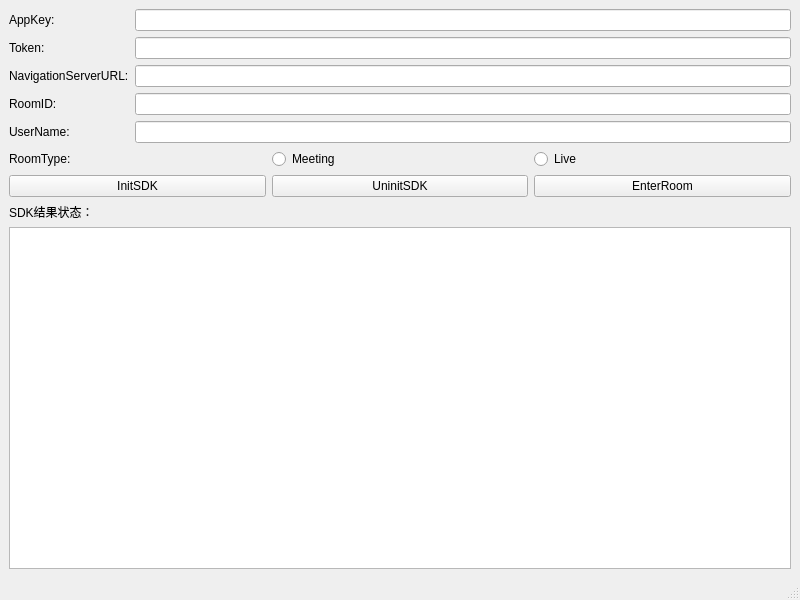
First picture: the form in mainwindow.ui, repository cddypang/RCRtcDemo, before the edit.
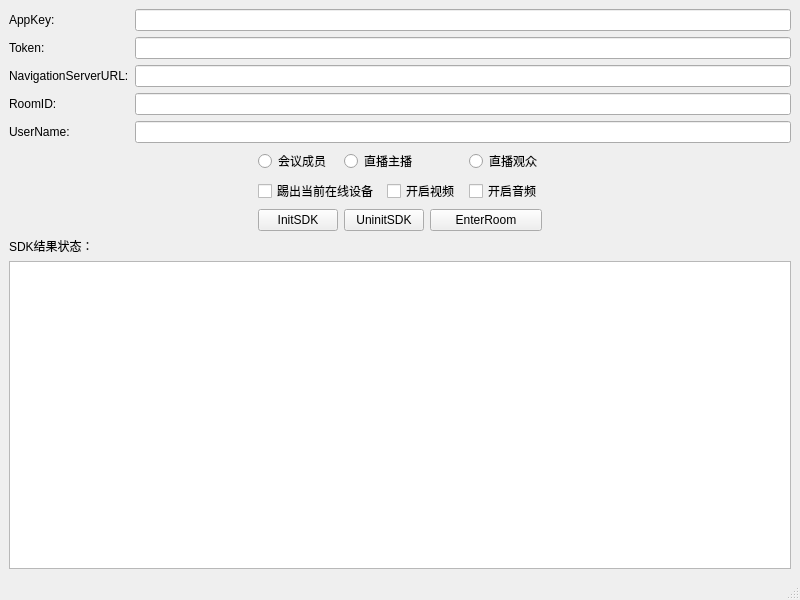
Second picture: the form after the edit.

Commit message: add items on MainWindows; improve EnterRoom function.

```diff
--- a/mainwindow.ui
+++ b/mainwindow.ui
@@ -10,6 +10,12 @@
     <height>600</height>
    </rect>
   </property>
+  <property name="sizePolicy">
+   <sizepolicy hsizetype="Preferred" vsizetype="Fixed">
+    <horstretch>0</horstretch>
+    <verstretch>0</verstretch>
+   </sizepolicy>
+  </property>
   <property name="windowTitle">
    <string>MainWindow</string>
   </property>
@@ -74,47 +80,218 @@
       <item>
        <layout class="QGridLayout" name="gridLayout">
         <item row="0" column="0">
-         <widget class="QLabel" name="label_7">
-          <property name="text">
-           <string>RoomType:</string>
+         <spacer name="horizontalSpacer">
+          <property name="orientation">
+           <enum>Qt::Horizontal</enum>
           </property>
-         </widget>
+          <property name="sizeType">
+           <enum>QSizePolicy::MinimumExpanding</enum>
+          </property>
+          <property name="sizeHint" stdset="0">
+           <size>
+            <width>40</width>
+            <height>20</height>
+           </size>
+          </property>
+         </spacer>
         </item>
         <item row="0" column="1">
-         <widget class="QRadioButton" name="radioButton_Meeting">
+         <widget class="QRadioButton" name="radioButton_MeetingMember">
+          <property name="sizePolicy">
+           <sizepolicy hsizetype="Preferred" vsizetype="Fixed">
+            <horstretch>0</horstretch>
+            <verstretch>0</verstretch>
+           </sizepolicy>
+          </property>
           <property name="text">
-           <string>Meeting</string>
+           <string>会议成员</string>
           </property>
          </widget>
         </item>
-        <item row="0" column="2">
-         <widget class="QRadioButton" name="radioButton_Live">
+        <item row="0" column="2" colspan="2">
+         <widget class="QRadioButton" name="radioButton_LiveBroadCaster">
+          <property name="sizePolicy">
+           <sizepolicy hsizetype="Preferred" vsizetype="Fixed">
+            <horstretch>0</horstretch>
+            <verstretch>0</verstretch>
+           </sizepolicy>
+          </property>
           <property name="text">
-           <string>Live</string>
+           <string>直播主播</string>
           </property>
          </widget>
         </item>
+        <item row="0" column="5">
+         <widget class="QRadioButton" name="radioButton_LiveAudience">
+          <property name="sizePolicy">
+           <sizepolicy hsizetype="Preferred" vsizetype="Fixed">
+            <horstretch>0</horstretch>
+            <verstretch>0</verstretch>
+           </sizepolicy>
+          </property>
+          <property name="text">
+           <string>直播观众</string>
+          </property>
+         </widget>
+        </item>
+        <item row="0" column="6">
+         <spacer name="horizontalSpacer_2">
+          <property name="orientation">
+           <enum>Qt::Horizontal</enum>
+          </property>
+          <property name="sizeType">
+           <enum>QSizePolicy::MinimumExpanding</enum>
+          </property>
+          <property name="sizeHint" stdset="0">
+           <size>
+            <width>40</width>
+            <height>20</height>
+           </size>
+          </property>
+         </spacer>
+        </item>
         <item row="1" column="0">
+         <spacer name="horizontalSpacer_3">
+          <property name="orientation">
+           <enum>Qt::Horizontal</enum>
+          </property>
+          <property name="sizeType">
+           <enum>QSizePolicy::MinimumExpanding</enum>
+          </property>
+          <property name="sizeHint" stdset="0">
+           <size>
+            <width>40</width>
+            <height>20</height>
+           </size>
+          </property>
+         </spacer>
+        </item>
+        <item row="1" column="1" colspan="2">
+         <widget class="QCheckBox" name="checkBox_kickOthers">
+          <property name="sizePolicy">
+           <sizepolicy hsizetype="Preferred" vsizetype="Fixed">
+            <horstretch>0</horstretch>
+            <verstretch>0</verstretch>
+           </sizepolicy>
+          </property>
+          <property name="text">
+           <string>踢出当前在线设备</string>
+          </property>
+         </widget>
+        </item>
+        <item row="1" column="3" colspan="2">
+         <widget class="QCheckBox" name="checkBox_allowVideo">
+          <property name="sizePolicy">
+           <sizepolicy hsizetype="Preferred" vsizetype="Fixed">
+            <horstretch>0</horstretch>
+            <verstretch>0</verstretch>
+           </sizepolicy>
+          </property>
+          <property name="text">
+           <string>开启视频</string>
+          </property>
+         </widget>
+        </item>
+        <item row="1" column="5">
+         <widget class="QCheckBox" name="checkBox_allowAudio">
+          <property name="sizePolicy">
+           <sizepolicy hsizetype="Preferred" vsizetype="Fixed">
+            <horstretch>0</horstretch>
+            <verstretch>0</verstretch>
+           </sizepolicy>
+          </property>
+          <property name="text">
+           <string>开启音频</string>
+          </property>
+         </widget>
+        </item>
+        <item row="1" column="6">
+         <spacer name="horizontalSpacer_4">
+          <property name="orientation">
+           <enum>Qt::Horizontal</enum>
+          </property>
+          <property name="sizeType">
+           <enum>QSizePolicy::MinimumExpanding</enum>
+          </property>
+          <property name="sizeHint" stdset="0">
+           <size>
+            <width>40</width>
+            <height>20</height>
+           </size>
+          </property>
+         </spacer>
+        </item>
+        <item row="2" column="0">
+         <spacer name="horizontalSpacer_5">
+          <property name="orientation">
+           <enum>Qt::Horizontal</enum>
+          </property>
+          <property name="sizeType">
+           <enum>QSizePolicy::MinimumExpanding</enum>
+          </property>
+          <property name="sizeHint" stdset="0">
+           <size>
+            <width>40</width>
+            <height>20</height>
+           </size>
+          </property>
+         </spacer>
+        </item>
+        <item row="2" column="1">
          <widget class="QPushButton" name="pushButton_InitSDK">
+          <property name="sizePolicy">
+           <sizepolicy hsizetype="Preferred" vsizetype="Fixed">
+            <horstretch>0</horstretch>
+            <verstretch>0</verstretch>
+           </sizepolicy>
+          </property>
           <property name="text">
            <string>InitSDK</string>
           </property>
          </widget>
         </item>
-        <item row="1" column="1">
+        <item row="2" column="2" colspan="2">
          <widget class="QPushButton" name="pushButton_UninitSDK">
+          <property name="sizePolicy">
+           <sizepolicy hsizetype="Preferred" vsizetype="Fixed">
+            <horstretch>0</horstretch>
+            <verstretch>0</verstretch>
+           </sizepolicy>
+          </property>
           <property name="text">
            <string>UninitSDK</string>
           </property>
          </widget>
         </item>
-        <item row="1" column="2">
+        <item row="2" column="4" colspan="2">
          <widget class="QPushButton" name="pushButton_Enter">
+          <property name="sizePolicy">
+           <sizepolicy hsizetype="Preferred" vsizetype="Fixed">
+            <horstretch>0</horstretch>
+            <verstretch>0</verstretch>
+           </sizepolicy>
+          </property>
           <property name="text">
            <string>EnterRoom</string>
           </property>
          </widget>
         </item>
+        <item row="2" column="6">
+         <spacer name="horizontalSpacer_6">
+          <property name="orientation">
+           <enum>Qt::Horizontal</enum>
+          </property>
+          <property name="sizeType">
+           <enum>QSizePolicy::MinimumExpanding</enum>
+          </property>
+          <property name="sizeHint" stdset="0">
+           <size>
+            <width>40</width>
+            <height>20</height>
+           </size>
+          </property>
+         </spacer>
+        </item>
        </layout>
       </item>
       <item>
```
The commit also changes 4 other files.
